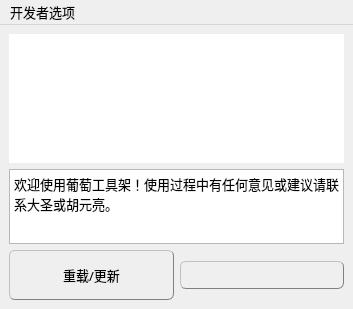
Before: the Qt Designer form commons/ui/main.ui in lonegather/Barbarian, drawn with Qt 5.
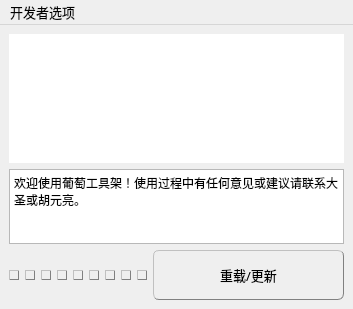
After: the same form once the commit is applied. Icons and pictures are not drawn.

```diff
--- a/commons/ui/main.ui
+++ b/commons/ui/main.ui
@@ -231,7 +231,7 @@
      </layout>
     </item>
     <item>
-     <widget class="QPlainTextEdit" name="plainTextEdit">
+     <widget class="QTextEdit" name="PuTaoMainTE">
       <property name="font">
        <font>
         <family>微软雅黑</family>
@@ -241,13 +241,188 @@
       <property name="readOnly">
        <bool>true</bool>
       </property>
-      <property name="plainText">
-       <string>欢迎使用葡萄工具架！使用过程中有任何意见或建议请联系大圣或胡元亮。</string>
+      <property name="html">
+       <string>&lt;!DOCTYPE HTML PUBLIC &quot;-//W3C//DTD HTML 4.0//EN&quot; &quot;http://www.w3.org/TR/REC-html40/strict.dtd&quot;&gt;
+&lt;html&gt;&lt;head&gt;&lt;meta name=&quot;qrichtext&quot; content=&quot;1&quot; /&gt;&lt;style type=&quot;text/css&quot;&gt;
+p, li { white-space: pre-wrap; }
+&lt;/style&gt;&lt;/head&gt;&lt;body style=&quot; font-family:'微软雅黑'; font-size:10pt; font-weight:400; font-style:normal;&quot;&gt;
+&lt;p style=&quot; margin-top:0px; margin-bottom:0px; margin-left:0px; margin-right:0px; -qt-block-indent:0; text-indent:0px;&quot;&gt;&lt;span style=&quot; font-family:'SimSun'; font-size:9pt;&quot;&gt;欢迎使用葡萄工具架！使用过程中有任何意见或建议请联系大圣或胡元亮。&lt;/span&gt;&lt;/p&gt;&lt;/body&gt;&lt;/html&gt;</string>
       </property>
      </widget>
     </item>
     <item>
      <layout class="QHBoxLayout" name="horizontalLayout_2">
+      <item>
+       <widget class="QPushButton" name="pushButton_11">
+        <property name="maximumSize">
+         <size>
+          <width>10</width>
+          <height>10</height>
+         </size>
+        </property>
+        <property name="text">
+         <string/>
+        </property>
+        <property name="+visible" stdset="0">
+         <string>False</string>
+        </property>
+        <property name="+command" stdset="0">
+         <string>lambda *_: barbarian.utils.config.Main.UI().getEnv('BARBARIAN_LOCATION')</string>
+        </property>
+       </widget>
+      </item>
+      <item>
+       <widget class="QPushButton" name="pushButton_5">
+        <property name="maximumSize">
+         <size>
+          <width>10</width>
+          <height>10</height>
+         </size>
+        </property>
+        <property name="text">
+         <string/>
+        </property>
+        <property name="+visible" stdset="0">
+         <string>False</string>
+        </property>
+        <property name="+command" stdset="0">
+         <string>lambda *_: barbarian.utils.config.Main.UI().getEnv('MAYA_LOCATION')</string>
+        </property>
+       </widget>
+      </item>
+      <item>
+       <widget class="QPushButton" name="pushButton_8">
+        <property name="maximumSize">
+         <size>
+          <width>10</width>
+          <height>10</height>
+         </size>
+        </property>
+        <property name="text">
+         <string/>
+        </property>
+        <property name="+visible" stdset="0">
+         <string>False</string>
+        </property>
+        <property name="+command" stdset="0">
+         <string>lambda *_: barbarian.utils.config.Main.UI().getEnv('MAYA_SCRIPT_PATH')</string>
+        </property>
+       </widget>
+      </item>
+      <item>
+       <widget class="QPushButton" name="pushButton_10">
+        <property name="maximumSize">
+         <size>
+          <width>10</width>
+          <height>10</height>
+         </size>
+        </property>
+        <property name="text">
+         <string/>
+        </property>
+        <property name="+visible" stdset="0">
+         <string>False</string>
+        </property>
+        <property name="+command" stdset="0">
+         <string>lambda *_: barbarian.utils.config.Main.UI().getEnv('XBMLANGPATH')</string>
+        </property>
+       </widget>
+      </item>
+      <item>
+       <widget class="QPushButton" name="pushButton_9">
+        <property name="maximumSize">
+         <size>
+          <width>10</width>
+          <height>10</height>
+         </size>
+        </property>
+        <property name="text">
+         <string/>
+        </property>
+        <property name="+visible" stdset="0">
+         <string>False</string>
+        </property>
+        <property name="+command" stdset="0">
+         <string>lambda *_: barbarian.utils.config.Main.UI().getEnv('PYTHONPATH')</string>
+        </property>
+       </widget>
+      </item>
+      <item>
+       <widget class="QPushButton" name="pushButton_7">
+        <property name="maximumSize">
+         <size>
+          <width>10</width>
+          <height>10</height>
+         </size>
+        </property>
+        <property name="text">
+         <string/>
+        </property>
+        <property name="+visible" stdset="0">
+         <string>False</string>
+        </property>
+        <property name="+command" stdset="0">
+         <string>lambda *_: barbarian.utils.config.Main.UI().getEnv('MAYA_PLUG_IN_PATH')</string>
+        </property>
+       </widget>
+      </item>
+      <item>
+       <widget class="QPushButton" name="pushButton_4">
+        <property name="maximumSize">
+         <size>
+          <width>10</width>
+          <height>10</height>
+         </size>
+        </property>
+        <property name="text">
+         <string/>
+        </property>
+        <property name="+visible" stdset="0">
+         <string>False</string>
+        </property>
+        <property name="+command" stdset="0">
+         <string>lambda *_: barbarian.utils.config.Main.UI().getEnv('MAYA_APP_DIR')</string>
+        </property>
+       </widget>
+      </item>
+      <item>
+       <widget class="QPushButton" name="pushButton_6">
+        <property name="maximumSize">
+         <size>
+          <width>10</width>
+          <height>10</height>
+         </size>
+        </property>
+        <property name="text">
+         <string/>
+        </property>
+        <property name="+visible" stdset="0">
+         <string>False</string>
+        </property>
+        <property name="+command" stdset="0">
+         <string>lambda *_: barbarian.utils.config.Main.UI().getEnv('MAYA_MODULE_PATH')</string>
+        </property>
+       </widget>
+      </item>
+      <item>
+       <widget class="QPushButton" name="pushButton_3">
+        <property name="maximumSize">
+         <size>
+          <width>10</width>
+          <height>10</height>
+         </size>
+        </property>
+        <property name="text">
+         <string/>
+        </property>
+        <property name="+visible" stdset="0">
+         <string>False</string>
+        </property>
+        <property name="+command" stdset="0">
+         <string>lambda *_: barbarian.utils.config.Main.UI().debug()</string>
+        </property>
+       </widget>
+      </item>
       <item>
        <widget class="QPushButton" name="pushButton">
         <property name="minimumSize">
@@ -273,19 +448,6 @@
         </property>
        </widget>
       </item>
-      <item>
-       <widget class="QPushButton" name="pushButton_3">
-        <property name="text">
-         <string/>
-        </property>
-        <property name="+visible" stdset="0">
-         <string>False</string>
-        </property>
-        <property name="+command" stdset="0">
-         <string>lambda *_: barbarian.utils.config.Main.UI().debug()</string>
-        </property>
-       </widget>
-      </item>
      </layout>
     </item>
    </layout>
```
Left out of the diff: 182 changed lines with no effect on the pictures.
